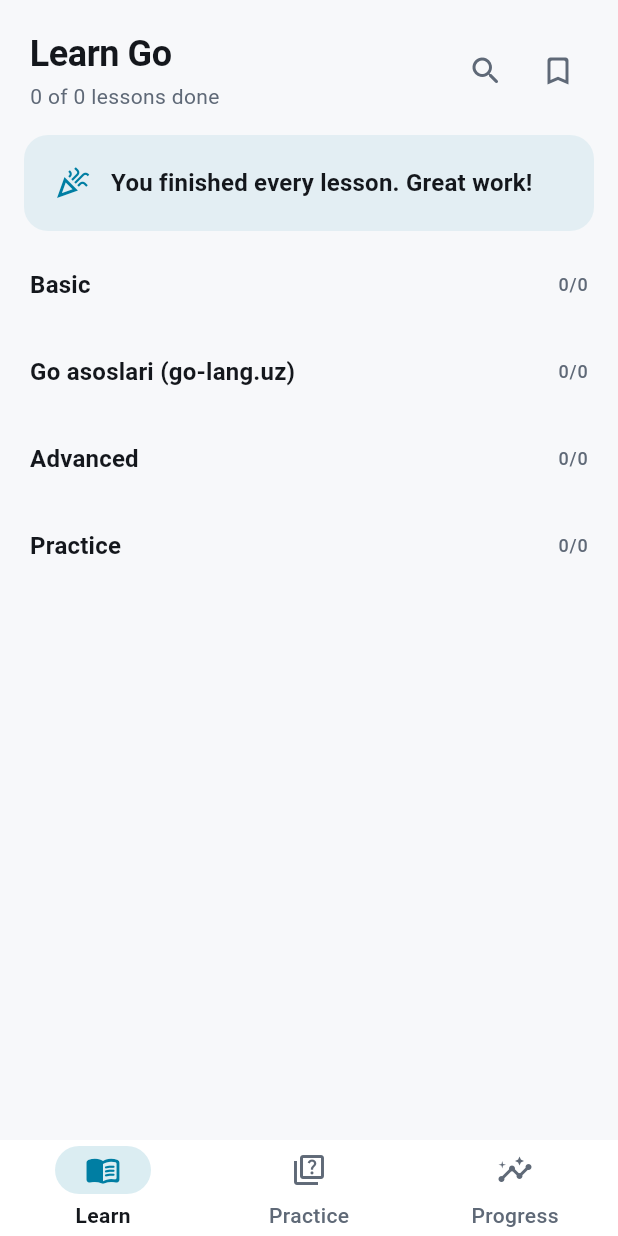
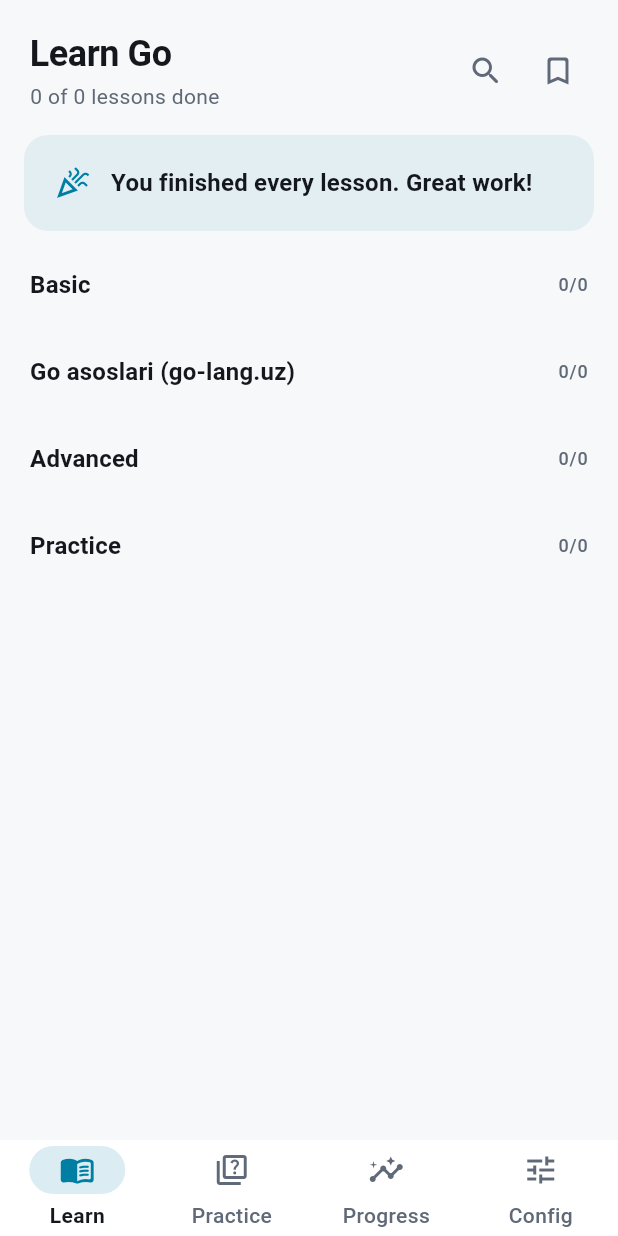
Before and after one commit to Farruxnet/golang-book, a Flutter app: the screen it shows after launch, on a phone screen of 412 x 824 dp. Run offline on Flutter 3.47's test engine with Material 3 defaults, Android fonts, the phone set to English and light mode, and no system bars; our stand-ins replace flutter_highlight, flutter_markdown_plus, shared_preferences; missing offline and left inert: highlight, markdown.

Commit message:
Add Config tab with theme, accent color, text size, line spacing, daily goal and haptics
Co-Authored-By: Claude Sonnet 5.5 <noreply@anthropic.com>
Claude-Session: https://claude.ai/code/session_01YFkbhfp79FukjmkzZnagao

`````diff
--- a/lib/main.dart
+++ b/lib/main.dart
@@ -57,15 +57,19 @@ class GoBookApp extends StatelessWidget {
     return AppScope(
       book: book,
       state: state,
-      // Only the theme mode rebuilds MaterialApp, not every progress update.
-      child: ValueListenableBuilder(
-        valueListenable: state.themeModeListenable,
-        builder: (context, mode, _) => MaterialApp(
+      // Only theme mode and accent rebuild MaterialApp, not every progress
+      // update.
+      child: ListenableBuilder(
+        listenable: Listenable.merge([
+          state.themeModeListenable,
+          state.accentListenable,
+        ]),
+        builder: (context, _) => MaterialApp(
           title: 'Go Book',
           debugShowCheckedModeBanner: false,
-          theme: AppTheme.light,
-          darkTheme: AppTheme.dark,
-          themeMode: mode,
+          theme: AppTheme.build(state.accent, Brightness.light),
+          darkTheme: AppTheme.build(state.accent, Brightness.dark),
+          themeMode: state.themeMode,
           themeAnimationDuration: const Duration(milliseconds: 250),
           home: const Shell(),
         ),
--- a/lib/screens/progress_screen.dart
+++ b/lib/screens/progress_screen.dart
@@ -4,7 +4,7 @@ import '../state/app_state.dart';
 import '../theme.dart';
 import '../widgets/common.dart';
 import 'bookmarks_screen.dart';
-import 'settings_sheet.dart';
+import 'shell.dart';
 
 class ProgressScreen extends StatelessWidget {
   const ProgressScreen({super.key});
@@ -124,9 +124,10 @@ class ProgressScreen extends StatelessWidget {
                         const Divider(indent: 56),
                         ListTile(
                           leading: const Icon(Icons.tune_rounded),
-                          title: const Text('Theme & text size'),
+                          title: const Text('Config'),
+                          subtitle: const Text('Theme, text size and more'),
                           trailing: const Icon(Icons.chevron_right_rounded),
-                          onTap: () => showSettingsSheet(context),
+                          onTap: () => Shell.goTo(context, ShellTab.config),
                         ),
                       ],
                     ),
--- a/lib/screens/quiz_session_screen.dart
+++ b/lib/screens/quiz_session_screen.dart
@@ -1,10 +1,10 @@
 import 'package:flutter/material.dart';
-import 'package:flutter/services.dart';
 
 import '../data/models.dart';
 import '../state/app_state.dart';
 import '../theme.dart';
 import '../widgets/common.dart';
+import '../widgets/haptics.dart';
 import '../widgets/learning_timer.dart';
 import '../widgets/markdown_view.dart';
 import '../widgets/quiz_card.dart';
@@ -48,7 +48,7 @@ class _QuizSessionScreenState extends State<QuizSessionScreen> {
 
   void _check() {
     final correct = context.appState.answer(_quiz, _selected!);
-    correct ? HapticFeedback.lightImpact() : HapticFeedback.mediumImpact();
+    correct ? Haptics.light() : Haptics.medium();
     setState(() {
       _checked = true;
       if (correct) _correct++;
--- a/lib/screens/shell.dart
+++ b/lib/screens/shell.dart
@@ -1,13 +1,14 @@
 import 'package:flutter/material.dart';
-import 'package:flutter/services.dart';
 
+import '../widgets/haptics.dart';
+import 'config_screen.dart';
 import 'home_screen.dart';
 import 'practice_screen.dart';
 import 'progress_screen.dart';
 
-enum ShellTab { learn, practice, progress }
+enum ShellTab { learn, practice, progress, config }
 
-/// Bottom navigation between the three main areas of the app.
+/// Bottom navigation between the main areas of the app.
 class Shell extends StatefulWidget {
   const Shell({super.key});
 
@@ -32,7 +33,7 @@ class _ShellState extends State<Shell> with SingleTickerProviderStateMixin {
 
   void _select(int i) {
     if (i == _index) return;
-    HapticFeedback.selectionClick();
+    Haptics.selection();
     setState(() => _index = i);
     _fade.forward(from: 0.3);
   }
@@ -57,7 +58,12 @@ class _ShellState extends State<Shell> with SingleTickerProviderStateMixin {
           opacity: _opacity,
           child: IndexedStack(
             index: _index,
-            children: const [HomeScreen(), PracticeScreen(), ProgressScreen()],
+            children: const [
+              HomeScreen(),
+              PracticeScreen(),
+              ProgressScreen(),
+              ConfigScreen(),
+            ],
           ),
         ),
         bottomNavigationBar: NavigationBar(
@@ -79,6 +85,11 @@ class _ShellState extends State<Shell> with SingleTickerProviderStateMixin {
               selectedIcon: Icon(Icons.insights_rounded),
               label: 'Progress',
             ),
+            NavigationDestination(
+              icon: Icon(Icons.tune_outlined),
+              selectedIcon: Icon(Icons.tune_rounded),
+              label: 'Config',
+            ),
           ],
         ),
       ),
--- a/lib/state/app_state.dart
+++ b/lib/state/app_state.dart
@@ -5,6 +5,8 @@ import 'package:flutter/material.dart';
 import 'package:shared_preferences/shared_preferences.dart';
 
 import '../data/models.dart';
+import '../theme.dart';
+import '../widgets/haptics.dart';
 
 /// Reader state persisted on device: progress, gamification and preferences.
 class AppState extends ChangeNotifier {
@@ -15,13 +17,21 @@ class AppState extends ChangeNotifier {
       _lastLessonKey = _safe(() => _prefs.getString(_kLastLesson), null),
       themeModeListenable = ValueNotifier(_readThemeMode(_prefs)),
       _fontScale =
-          _safe(() => _prefs.getDouble(_kFontScale), null)?.clamp(0.85, 1.4) ??
+          _safe(() => _prefs.getDouble(_kFontScale), null)?.clamp(
+            fontScaleRange.min,
+            fontScaleRange.max,
+          ) ??
           1.0,
+      accentListenable = ValueNotifier(_readAccent(_prefs)),
+      _lineHeight = _readLineHeight(_prefs),
+      _haptics = _safe(() => _prefs.getBool(_kHaptics), null) ?? true,
       _xp = _safe(() => _prefs.getInt(_kXp), null) ?? 0,
       _dailyGoal = _safe(() => _prefs.getInt(_kDailyGoal), null) ?? 10,
       _answers = _readMap<int>(_prefs, _kAnswers),
       _activity = _readMap<int>(_prefs, _kActivity),
-      _scroll = _readMap<num>(_prefs, _kScroll);
+      _scroll = _readMap<num>(_prefs, _kScroll) {
+    Haptics.enabled = _haptics;
+  }
 
   static const _kCompleted = 'completed';
   static const _kBookmarks = 'bookmarks';
@@ -29,6 +39,9 @@ class AppState extends ChangeNotifier {
   static const _kLastLesson = 'last_lesson';
   static const _kTheme = 'theme_mode';
   static const _kFontScale = 'font_scale';
+  static const _kAccent = 'accent';
+  static const _kLineHeight = 'line_height';
+  static const _kHaptics = 'haptics';
   static const _kXp = 'xp';
   static const _kDailyGoal = 'daily_goal';
   static const _kAnswers = 'quiz_answers';
@@ -39,6 +52,10 @@ class AppState extends ChangeNotifier {
   static const xpPerQuiz = 10;
   static const xpPerLevel = 200;
   static const dailyGoalOptions = [5, 10, 15, 20, 30];
+  static const fontScaleRange = (min: 0.85, max: 1.4);
+
+  /// Line height of lesson text: compact, normal, relaxed.
+  static const lineHeightOptions = [1.5, 1.7, 1.9];
 
   final SharedPreferences _prefs;
   final Set<String> _completed;
@@ -48,6 +65,8 @@ class AppState extends ChangeNotifier {
   final Set<String> _rewarded;
   String? _lastLessonKey;
   double _fontScale;
+  double _lineHeight;
+  bool _haptics;
   int _xp;
   int _dailyGoal;
 
@@ -96,6 +115,16 @@ class AppState extends ChangeNotifier {
     return i >= 0 && i < ThemeMode.values.length
         ? ThemeMode.values[i]
         : ThemeMode.system;
+  }
+
+  static int _readAccent(SharedPreferences p) {
+    final i = _safe(() => p.getInt(_kAccent), null) ?? 0;
+    return i >= 0 && i < AppTheme.accents.length ? i : 0;
+  }
+
+  static double _readLineHeight(SharedPreferences p) {
+    final v = _safe(() => p.getDouble(_kLineHeight), null);
+    return v != null && lineHeightOptions.contains(v) ? v : 1.7;
   }
 
   void _writeMap(String key, Map<String, Object> map) =>
@@ -269,8 +298,43 @@ class AppState extends ChangeNotifier {
   /// progress changes must not rebuild the whole app.
   final ValueNotifier<ThemeMode> themeModeListenable;
 
+  /// Index into [AppTheme.accents]; also read only by [MaterialApp].
+  final ValueNotifier<int> accentListenable;
+
   ThemeMode get themeMode => themeModeListenable.value;
+  int get accent => accentListenable.value;
   double get fontScale => _fontScale;
+  double get lineHeight => _lineHeight;
+  bool get haptics => _haptics;
+
+  set accent(int index) {
+    accentListenable.value = index;
+    _prefs.setInt(_kAccent, index);
+    notifyListeners();
+  }
+
+  set lineHeight(double value) {
+    _lineHeight = value;
+    _prefs.setDouble(_kLineHeight, value);
+    notifyListeners();
+  }
+
+  set haptics(bool value) {
+    _haptics = value;
+    Haptics.enabled = value;
+    _prefs.setBool(_kHaptics, value);
+    notifyListeners();
+  }
+
+  /// Puts every preference back to its default. Progress is not touched.
+  void resetPreferences() {
+    themeMode = ThemeMode.system;
+    accent = 0;
+    fontScale = 1.0;
+    lineHeight = 1.7;
+    haptics = true;
+    dailyGoal = 10;
+  }
 
   set themeMode(ThemeMode mode) {
     themeModeListenable.value = mode;
--- a/lib/widgets/code_block.dart
+++ b/lib/widgets/code_block.dart
@@ -4,6 +4,7 @@ import 'package:flutter_highlight/themes/atom-one-dark.dart';
 import 'package:highlight/highlight.dart' show Node, highlight;
 
 import '../theme.dart';
+import 'haptics.dart';
 import 'run_sheet.dart';
 
 /// Syntax-highlighted code block with a language label and copy button.
@@ -156,7 +157,7 @@ class _CopyButtonState extends State<_CopyButton> {
   Future<void> _copy() async {
     await Clipboard.setData(ClipboardData(text: widget.code));
     if (!mounted) return;
-    HapticFeedback.selectionClick();
+    Haptics.selection();
     setState(() => _copied = true);
     await Future<void>.delayed(const Duration(seconds: 2));
     if (mounted) setState(() => _copied = false);
--- /dev/null
+++ b/lib/widgets/haptics.dart
@@ -0,0 +1,18 @@
+import 'package:flutter/services.dart';
+
+/// Vibration feedback that respects the "Haptic feedback" setting in Config.
+class Haptics {
+  static bool enabled = true;
+
+  static void selection() {
+    if (enabled) HapticFeedback.selectionClick();
+  }
+
+  static void light() {
+    if (enabled) HapticFeedback.lightImpact();
+  }
+
+  static void medium() {
+    if (enabled) HapticFeedback.mediumImpact();
+  }
+}
--- a/lib/widgets/markdown_view.dart
+++ b/lib/widgets/markdown_view.dart
@@ -14,11 +14,15 @@ class MarkdownView extends StatelessWidget {
     super.key,
     required this.data,
     this.fontScale = 1,
+    this.lineHeight = 1.7,
     this.quizzes = const [],
   });
 
   final String data;
   final double fontScale;
+
+  /// Line height of paragraphs (a multiple of the font size).
+  final double lineHeight;
 
   /// Quizzes of the lesson, matched to ```` ```quiz ```` blocks by content.
   final List<Quiz> quizzes;
@@ -59,7 +63,7 @@ class MarkdownView extends StatelessWidget {
     final s = fontScale;
     final body = TextStyle(
       fontSize: 16.5 * s,
-      height: 1.7,
+      height: lineHeight,
       color: scheme.onSurface.withValues(alpha: 0.9),
     );
     TextStyle heading(double size) => TextStyle(
--- a/lib/widgets/quiz_card.dart
+++ b/lib/widgets/quiz_card.dart
@@ -1,10 +1,10 @@
 import 'package:flutter/material.dart';
-import 'package:flutter/services.dart';
 
 import '../data/models.dart';
 import '../state/app_state.dart';
 import '../theme.dart';
 import 'common.dart';
+import 'haptics.dart';
 import 'markdown_view.dart';
 
 /// Multiple-choice question inside a lesson. The answer is saved in
@@ -152,7 +152,7 @@ class QuizOption extends StatelessWidget {
               onTap: onTap == null
                   ? null
                   : () {
-                      HapticFeedback.selectionClick();
+                      Haptics.selection();
                       onTap!();
                     },
               child: Padding(
`````
Also changed, not shown: lib/screens/config_screen.dart (added, +354 -0 lines), lib/screens/lesson_screen.dart (+11 -6 lines), lib/theme.dart (+75 -7 lines), 2 other files.
